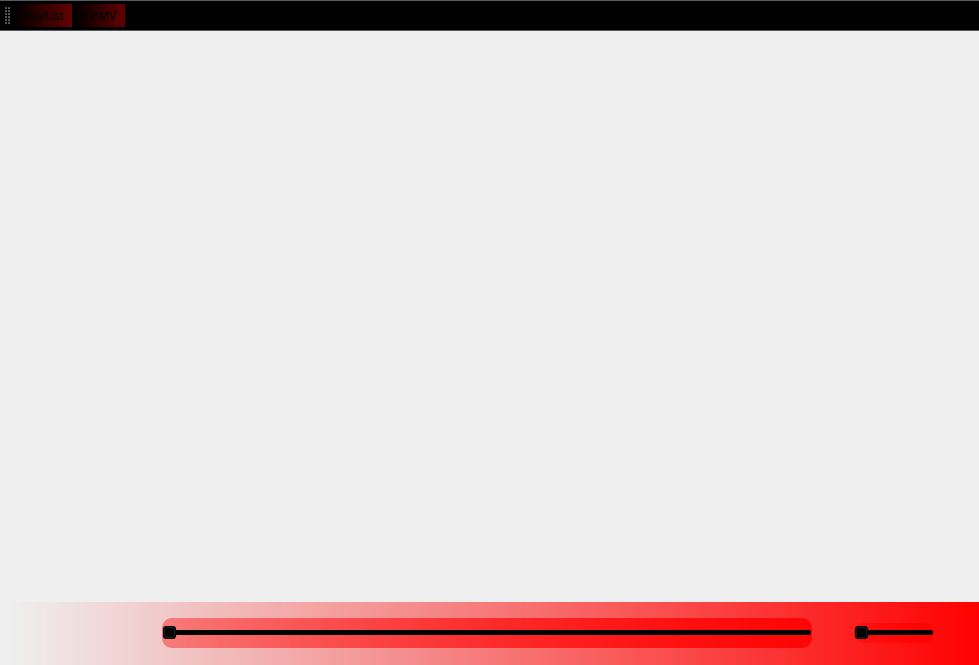
ZHKU-Robot/MusicPlay, file MusicPlayerMainWindow.ui: the form before one commit.
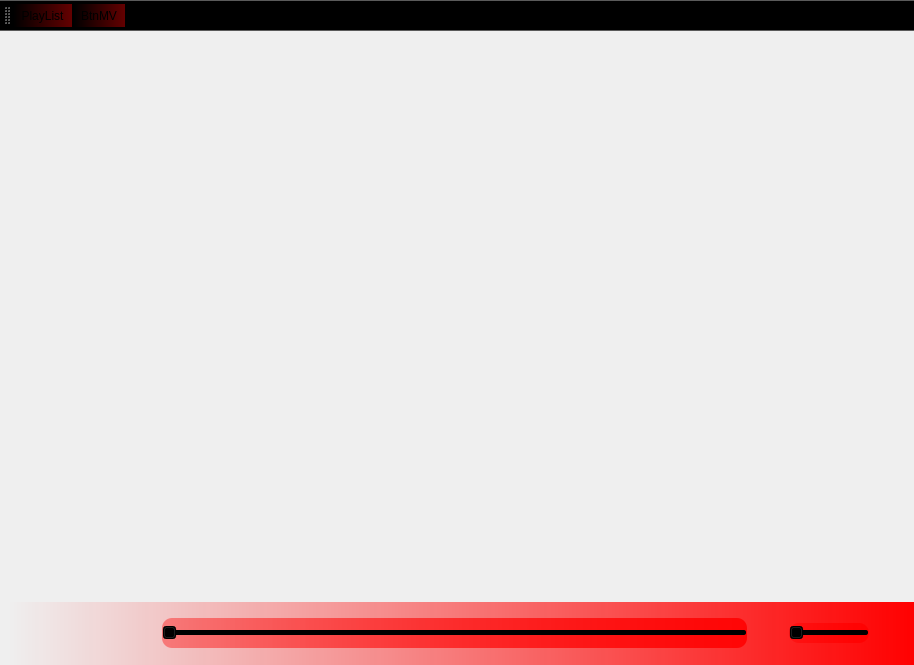
The form after the commit. Icons and pictures are not drawn.

Diff of the .ui file:
```diff
--- a/MusicPlayerMainWindow.ui
+++ b/MusicPlayerMainWindow.ui
@@ -9,7 +9,7 @@
    <rect>
     <x>0</x>
     <y>0</y>
-    <width>979</width>
+    <width>914</width>
     <height>665</height>
    </rect>
   </property>
```
Left out of the diff: 19 changed lines with no effect on the pictures.
